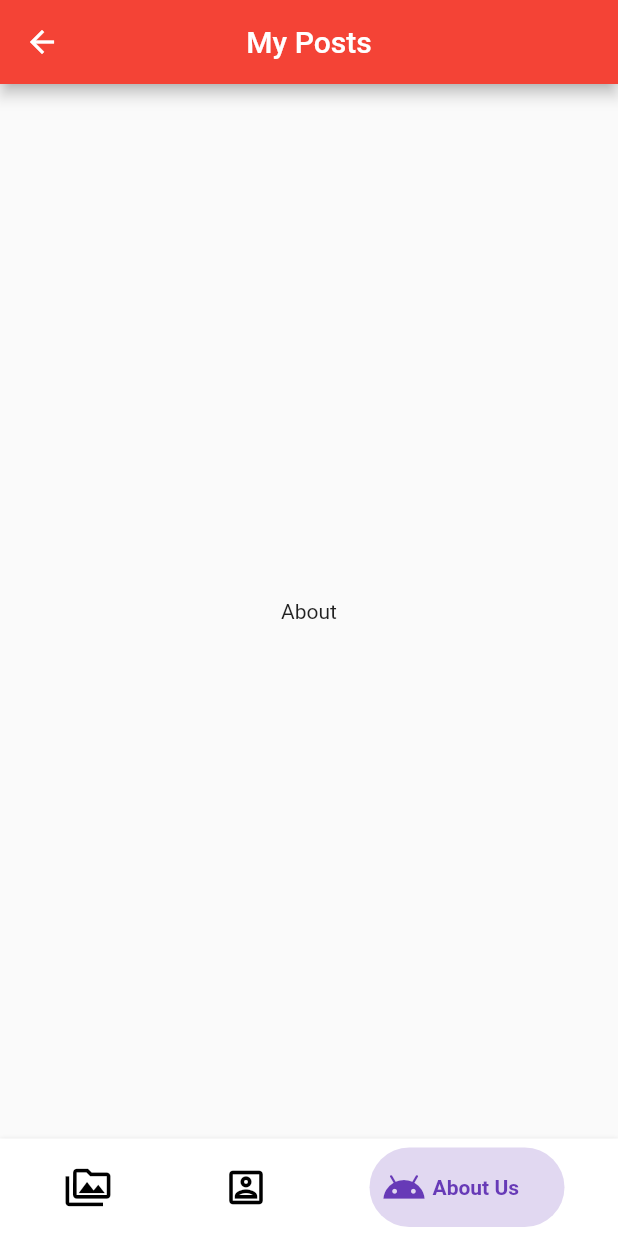
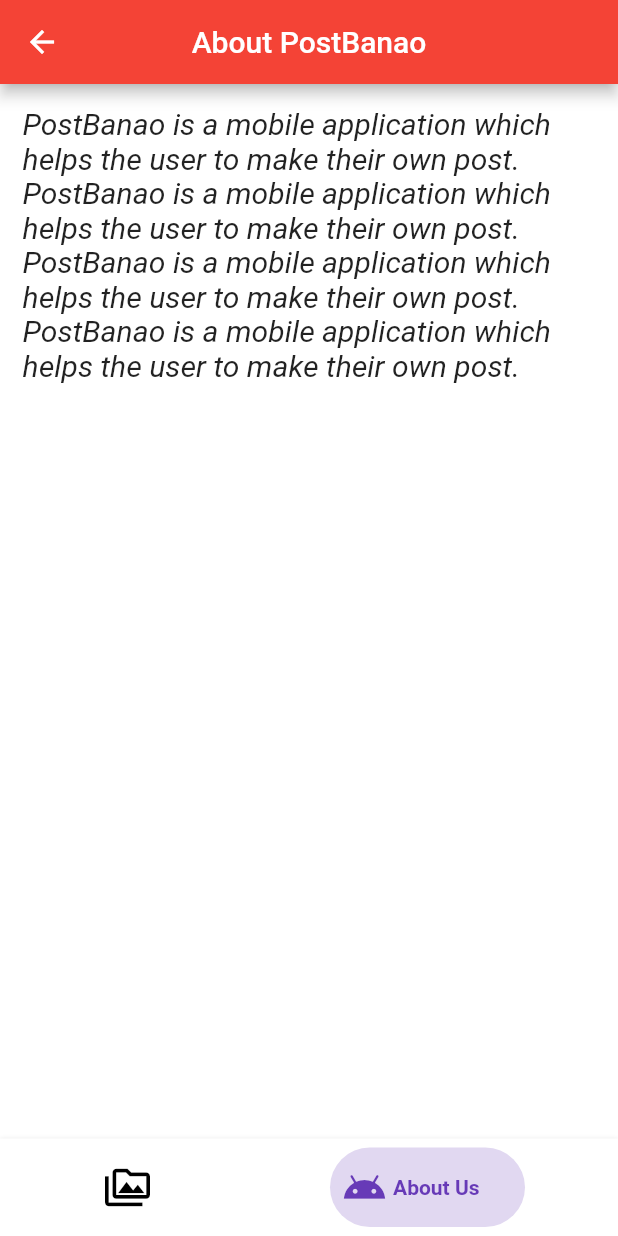
Before and after one commit to DEV270201/PostBanao, a Flutter app: the About screen opened by its route, on a phone screen of 412 x 824 dp. Run offline on Flutter 3.47's test engine with Material 2 defaults, Android fonts, the phone set to English and light mode, and no system bars; drawn by our look-alikes of bottom_navy_bar; our stand-ins replace google_fonts; Roboto replaces fonts that are missing (Ubuntu).

```diff
--- a/lib/components/bottomnavbar.dart
+++ b/lib/components/bottomnavbar.dart
@@ -86,14 +86,11 @@ class _BottomNavbarState extends State<BottomNavbar> {
 
   List<String> routes = [
     "/home",
-    "/contact",
+    // "/contact",
     "/about"
   ];
 
   void _changePage(index){
-    // setState(() {
-    //   currentIndex = index;
-    // });
     if(index != currentIndex){
       Navigator.pushNamed(context, routes[index]);
     }
@@ -116,14 +113,14 @@ class _BottomNavbarState extends State<BottomNavbar> {
               activeColor: Colors.lightBlue,
               inactiveColor: Colors.black
           ),
-          BottomNavyBarItem(
-              icon : Icon(
-                  Icons.portrait_outlined
-              ),
-              title: Text("Contacts"),
-              activeColor: Colors.red,
-              inactiveColor: Colors.black
-          ),
+          // BottomNavyBarItem(
+          //     icon : Icon(
+          //         Icons.portrait_outlined
+          //     ),
+          //     title: Text("Contacts"),
+          //     activeColor: Colors.red,
+          //     inactiveColor: Colors.black
+          // ),
           BottomNavyBarItem(
               icon : Icon(
                   Icons.android_outlined
--- a/lib/extra/welcome.dart
+++ b/lib/extra/welcome.dart
@@ -33,7 +33,7 @@ class Welcome extends StatelessWidget {
             ElevatedButton(
                 onPressed: (){
                   print("hello");
-                  Navigator.pushNamed(context, '/home');
+                  Navigator.pushReplacementNamed(context, '/home');
                 },
                 child: Text("Explore!"),
                 style: ElevatedButton.styleFrom(
--- a/lib/main.dart
+++ b/lib/main.dart
@@ -13,6 +13,7 @@ void main(){
       initialRoute: '/',
       onGenerateRoute: MyRoutes.generateRoute,
       theme: ThemeData(
+        scaffoldBackgroundColor: Colors.white,
         textTheme: GoogleFonts.ubuntuTextTheme(),
         primaryColor: Colors.red,
         appBarTheme: AppBarTheme(
--- a/lib/routes/About.dart
+++ b/lib/routes/About.dart
@@ -7,16 +7,19 @@ class About extends StatelessWidget {
   @override
   Widget build(BuildContext context) {
     return Scaffold(
+      backgroundColor: Theme.of(context).scaffoldBackgroundColor,
       appBar: AppBar(
-        title: Text("My Posts"),
+        title: Text("About PostBanao"),
       ),
 
       body: Container(
-        child: Center(
-          child: Text("About"),
+        padding: EdgeInsets.all(15.0),
+        child: Text(
+            "PostBanao is a mobile application which helps the user to make their own post. PostBanao is a mobile application which helps the user to make their own post. PostBanao is a mobile application which helps the user to make their own post. PostBanao is a mobile application which helps the user to make their own post.",
+            style: TextStyle(fontSize: 20.0,fontStyle: FontStyle.italic),
         ),
       ),
-      bottomNavigationBar: BottomNavbar(2),
+      bottomNavigationBar: BottomNavbar(1),
     );
   }
 }
--- a/lib/routes/Home.dart
+++ b/lib/routes/Home.dart
@@ -1,17 +1,17 @@
 import 'package:flutter/material.dart';
-import '../components/bottomnavbar.dart';
+import 'package:my_navigation/components/bottomnavbar.dart';
 import 'package:my_navigation/models/post.dart';
 import 'package:my_navigation/components/AddPost.dart';
 // Post(title: "Life", desc: "Life is a characteristic that distinguishes physical entities that have biological processes, such as signaling and self-sustaining processes, from those that do not, either because such functions have ceased (they have died), or because they never had such functions and are classified as inanimate.",id:2),
 class Home extends StatefulWidget {
   // const Home({Key? key}) : super(key: key);
-
   //created a list of posts
   @override
   _HomeState createState() => _HomeState();
 }
 
 class _HomeState extends State<Home> {
+
   List<Post> p = [];
 
   void initState(){
@@ -49,6 +49,7 @@ class _HomeState extends State<Home> {
   @override
   Widget build(BuildContext context) {
     return Scaffold(
+      backgroundColor: Theme.of(context).scaffoldBackgroundColor,
       resizeToAvoidBottomInset: false,
       appBar: AppBar(
         title: Text("My Posts"),
--- a/pubspec.yaml
+++ b/pubspec.yaml
@@ -34,6 +34,12 @@ dependencies:
 dev_dependencies:
   flutter_test:
     sdk: flutter
+  flutter_launcher_icons: "^0.9.2"
+
+flutter_icons:
+  android: "launcher_icon"
+  ios: true
+  image_path: "assets/Icon.png"
 
 # For information on the generic Dart part of this file, see the
 # following page: https://dart.dev/tools/pub/pubspec
```
Also changed, not shown: lib/extra/router.dart (+4 -4 lines), assets/Icon.png (added), pubspec.lock, 22 other files.
